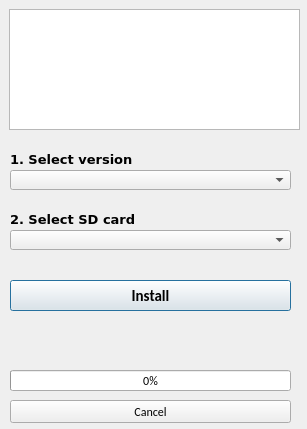
Above: installer.ui from xbianonpi/xbian-installer-universal before the change. Below: the same form after it.
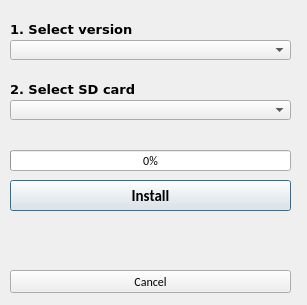
That is the form after the change. Icons and pictures are not drawn.

Patch:
```diff
--- a/installer.ui
+++ b/installer.ui
@@ -7,7 +7,7 @@
     <x>0</x>
     <y>0</y>
     <width>307</width>
-    <height>429</height>
+    <height>305</height>
    </rect>
   </property>
   <property name="sizePolicy">
@@ -72,7 +72,7 @@
    <property name="geometry">
     <rect>
      <x>10</x>
-     <y>370</y>
+     <y>150</y>
      <width>281</width>
      <height>21</height>
     </rect>
@@ -88,7 +88,7 @@
    <property name="geometry">
     <rect>
      <x>10</x>
-     <y>150</y>
+     <y>20</y>
      <width>171</width>
      <height>18</height>
     </rect>
@@ -115,7 +115,7 @@
    <property name="geometry">
     <rect>
      <x>10</x>
-     <y>280</y>
+     <y>180</y>
      <width>281</width>
      <height>31</height>
     </rect>
@@ -135,7 +135,7 @@
    <property name="geometry">
     <rect>
      <x>10</x>
-     <y>170</y>
+     <y>40</y>
      <width>281</width>
      <height>20</height>
     </rect>
@@ -151,7 +151,7 @@
    <property name="geometry">
     <rect>
      <x>10</x>
-     <y>400</y>
+     <y>270</y>
      <width>281</width>
      <height>23</height>
     </rect>
@@ -166,27 +166,11 @@
     <string>Cancel</string>
    </property>
   </widget>
-  <widget class="QGraphicsView" name="graphicsView">
-   <property name="geometry">
-    <rect>
-     <x>9</x>
-     <y>9</y>
-     <width>291</width>
-     <height>121</height>
-    </rect>
-   </property>
-   <property name="sizePolicy">
-    <sizepolicy hsizetype="Ignored" vsizetype="Minimum">
-     <horstretch>0</horstretch>
-     <verstretch>0</verstretch>
-    </sizepolicy>
-   </property>
-  </widget>
   <widget class="QLabel" name="label">
    <property name="geometry">
     <rect>
      <x>10</x>
-     <y>210</y>
+     <y>80</y>
      <width>231</width>
      <height>18</height>
     </rect>
@@ -207,7 +191,7 @@
    <property name="geometry">
     <rect>
      <x>10</x>
-     <y>230</y>
+     <y>100</y>
      <width>281</width>
      <height>20</height>
     </rect>
```
Left out of the diff: 8 changed lines with no effect on the pictures.
